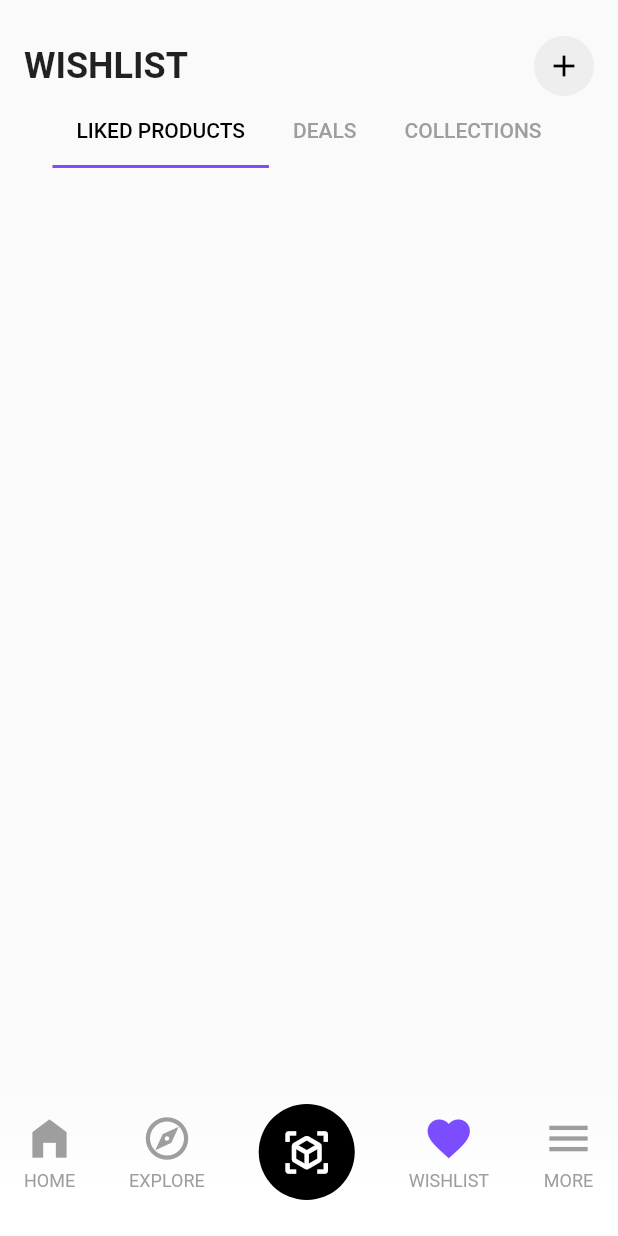
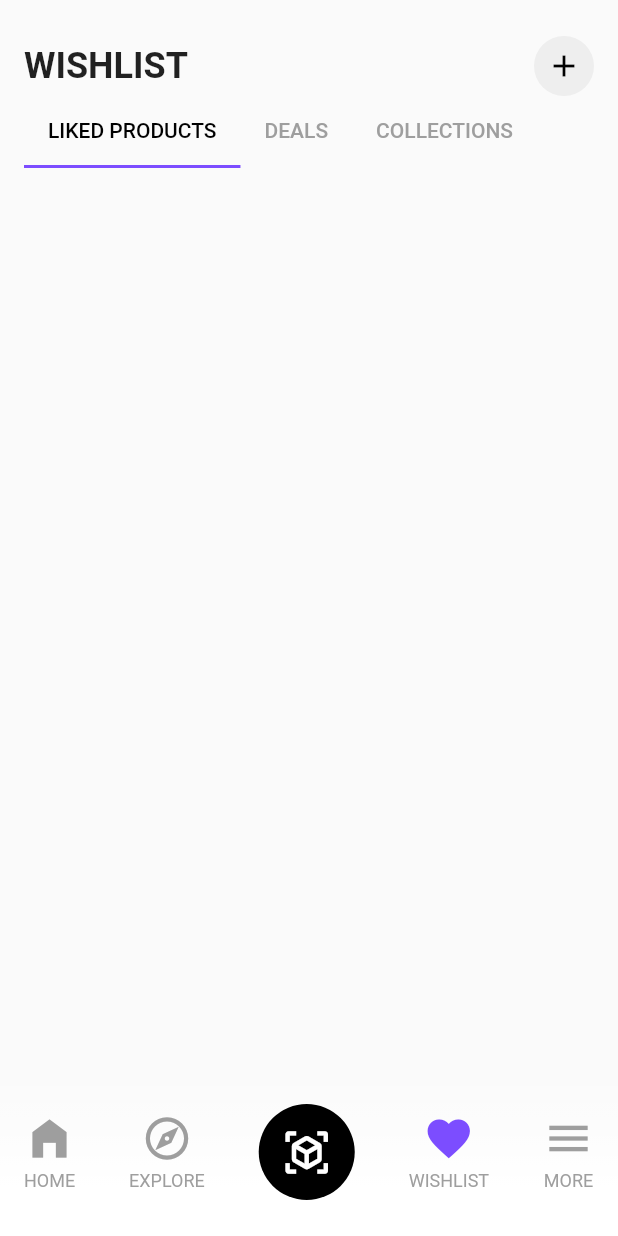
Before and after one commit to JAICHANGPARK/flutter_notebook_chapter_22, a Flutter app: the screen it shows after launch, after a tap on "WISHLIST", on a phone screen of 412 x 824 dp. Run offline on Flutter 3.47's test engine with Material 2 defaults, Android fonts, the phone set to English and light mode, and no system bars; our stand-ins replace dots_indicator, flutter_riverpod, freezed_annotation, google_fonts, table_calendar.

Commit message:
Update ar_shopping_wishlist_page.dart

```diff
--- a/lib/ep1268_ar_shopping_app/src/ui/ar_shopping_wishlist_page.dart
+++ b/lib/ep1268_ar_shopping_app/src/ui/ar_shopping_wishlist_page.dart
@@ -38,7 +38,8 @@ class _ArShoppingWishlistPageState extends State<ArShoppingWishlistPage> {
             child: DefaultTabController(
               length: 3,
               child: Column(
-                children: [
+                crossAxisAlignment: CrossAxisAlignment.start,
+                children: const [
                   TabBar(
                     indicatorColor: Colors.deepPurpleAccent,
                     labelColor: Colors.black,
@@ -55,7 +56,12 @@ class _ArShoppingWishlistPageState extends State<ArShoppingWishlistPage> {
                         text: "COLLECTIONS",
                       )
                     ],
-                  )
+                  ),
+                  Expanded(
+                    child: TabBarView(
+                      children: [],
+                    ),
+                  ),
                 ],
               ),
             ),
```
